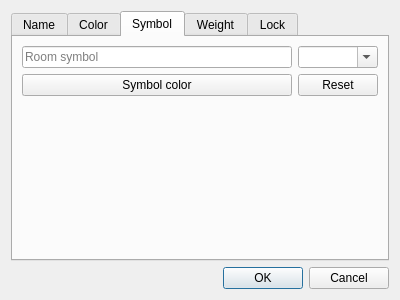
This is src/ui/room_properties.ui in Mudlet/Mudlet as Qt 5 draws it before an edit. The edited form follows.
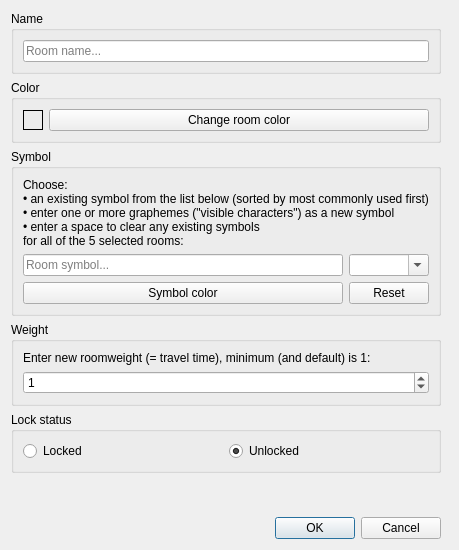
This is the edited form. The open tabs and pages were chosen to show the change.

Commit message: Layout dialog as groups instead

What changed in the file:
```diff
--- a/src/ui/room_properties.ui
+++ b/src/ui/room_properties.ui
@@ -6,8 +6,8 @@
    <rect>
     <x>0</x>
     <y>0</y>
-    <width>400</width>
-    <height>300</height>
+    <width>459</width>
+    <height>550</height>
    </rect>
   </property>
   <property name="windowTitle">
@@ -16,8 +16,21 @@
   <property name="layoutDirection">
    <enum>Qt::LeftToRight</enum>
   </property>
-  <layout class="QGridLayout" name="gridLayout_4">
-   <item row="2" column="0">
+  <layout class="QGridLayout" name="gridLayout">
+   <item row="5" column="0">
+    <spacer name="verticalSpacer">
+     <property name="orientation">
+      <enum>Qt::Vertical</enum>
+     </property>
+     <property name="sizeHint" stdset="0">
+      <size>
+       <width>20</width>
+       <height>40</height>
+      </size>
+     </property>
+    </spacer>
+   </item>
+   <item row="6" column="0">
     <widget class="QDialogButtonBox" name="buttonBox">
      <property name="orientation">
       <enum>Qt::Horizontal</enum>
@@ -27,86 +40,20 @@
      </property>
     </widget>
    </item>
-   <item row="1" column="0">
-    <widget class="QTabWidget" name="tabWidget">
-     <property name="currentIndex">
-      <number>4</number>
-     </property>
-     <widget class="QWidget" name="name_tab">
-      <attribute name="title">
-       <string>Name</string>
-      </attribute>
-      <layout class="QGridLayout" name="gridLayout">
-       <item row="1" column="1">
-        <spacer name="verticalSpacer">
-         <property name="orientation">
-          <enum>Qt::Vertical</enum>
-         </property>
-         <property name="sizeHint" stdset="0">
-          <size>
-           <width>20</width>
-           <height>40</height>
-          </size>
-         </property>
-        </spacer>
-       </item>
-       <item row="0" column="1">
-        <widget class="QLineEdit" name="lineEdit"/>
-       </item>
-       <item row="0" column="0">
-        <widget class="QLabel" name="label">
-         <property name="text">
-          <string>Room name</string>
-         </property>
-        </widget>
-       </item>
-      </layout>
-     </widget>
-     <widget class="QWidget" name="color_tab">
-      <attribute name="title">
-       <string>Color</string>
-      </attribute>
-      <widget class="QPushButton" name="pushButton">
-       <property name="geometry">
-        <rect>
-         <x>10</x>
-         <y>10</y>
-         <width>361</width>
-         <height>24</height>
-        </rect>
-       </property>
-       <property name="text">
-        <string>Change room color</string>
-       </property>
-      </widget>
-     </widget>
-     <widget class="QWidget" name="symbol_tab">
-      <attribute name="title">
+   <item row="2" column="0">
+    <widget class="QGroupBox" name="groupBox_3">
+     <property name="title">
        <string>Symbol</string>
-      </attribute>
-      <layout class="QGridLayout" name="gridLayout_3">
-       <item row="1" column="1">
-        <widget class="QPushButton" name="pushButton_reset">
+     </property>
+     <layout class="QGridLayout" name="gridLayout_8">
+      <item row="0" column="0" colspan="2">
+       <widget class="QLabel" name="label_instructions">
          <property name="text">
-          <string>Reset</string>
+         <string>&lt;html&gt;&lt;head/&gt;&lt;body&gt;&lt;p&gt;Choose: &lt;br/&gt;• an existing symbol from the list below (sorted by most commonly used first)&lt;br/&gt;• enter one or more graphemes (&amp;quot;visible characters&amp;quot;) as a new symbol&lt;br/&gt;• enter a space to clear any existing symbols&lt;br/&gt;for all of the 5 selected rooms:&lt;/p&gt;&lt;/body&gt;&lt;/html&gt;</string>
          </property>
         </widget>
        </item>
-       <item row="0" column="0">
-        <widget class="QLineEdit" name="lineEdit_roomSymbol">
-         <property name="placeholderText">
-          <string>Room symbol</string>
-         </property>
-        </widget>
-       </item>
-       <item row="0" column="1">
-        <widget class="QComboBox" name="comboBox_roomSymbol">
-         <property name="editable">
-          <bool>true</bool>
-         </property>
-        </widget>
-       </item>
-       <item row="1" column="0">
+      <item row="2" column="0">
         <widget class="QPushButton" name="pushButton_roomSymbolColor">
          <property name="sizePolicy">
           <sizepolicy hsizetype="Minimum" vsizetype="Fixed">
@@ -130,29 +77,62 @@
          </property>
         </widget>
        </item>
+      <item row="1" column="0">
+       <widget class="QLineEdit" name="lineEdit_roomSymbol">
+        <property name="placeholderText">
+         <string>Room symbol...</string>
+        </property>
+       </widget>
+      </item>
+      <item row="1" column="1">
+       <widget class="QComboBox" name="comboBox_roomSymbol">
+        <property name="editable">
+         <bool>true</bool>
+        </property>
+       </widget>
+      </item>
        <item row="2" column="1">
-        <spacer name="verticalSpacer_2">
-         <property name="orientation">
-          <enum>Qt::Vertical</enum>
-         </property>
-         <property name="sizeHint" stdset="0">
-          <size>
-           <width>20</width>
-           <height>40</height>
-          </size>
-         </property>
-        </spacer>
-       </item>
-      </layout>
-     </widget>
-     <widget class="QWidget" name="weight_tab">
-      <attribute name="title">
+       <widget class="QPushButton" name="pushButton_reset">
+        <property name="text">
+         <string>Reset</string>
+        </property>
+       </widget>
+      </item>
+     </layout>
+    </widget>
+   </item>
+   <item row="4" column="0">
+    <widget class="QGroupBox" name="groupBox_5">
+     <property name="title">
+      <string>Lock status</string>
+     </property>
+     <layout class="QGridLayout" name="gridLayout_10">
+      <item row="0" column="0">
+       <widget class="QRadioButton" name="radioButton_2">
+        <property name="text">
+         <string>Locked</string>
+        </property>
+       </widget>
+      </item>
+      <item row="0" column="1">
+       <widget class="QRadioButton" name="radioButton">
+        <property name="text">
+         <string>Unlocked</string>
+        </property>
+        <property name="checked">
+         <bool>true</bool>
+        </property>
+       </widget>
+      </item>
+     </layout>
+    </widget>
+   </item>
+   <item row="3" column="0">
+    <widget class="QGroupBox" name="groupBox_4">
+     <property name="title">
        <string>Weight</string>
-      </attribute>
-      <layout class="QGridLayout" name="gridLayout_2">
-       <item row="1" column="0">
-        <widget class="QSpinBox" name="spinBox"/>
-       </item>
+     </property>
+     <layout class="QGridLayout" name="gridLayout_9">
        <item row="0" column="0">
         <widget class="QLabel" name="label_2">
          <property name="text">
@@ -160,56 +140,103 @@
          </property>
         </widget>
        </item>
-       <item row="2" column="0">
-        <spacer name="verticalSpacer_3">
-         <property name="orientation">
-          <enum>Qt::Vertical</enum>
-         </property>
-         <property name="sizeHint" stdset="0">
-          <size>
-           <width>20</width>
-           <height>40</height>
-          </size>
-         </property>
-        </spacer>
+      <item row="1" column="0">
+       <widget class="QSpinBox" name="spinBox">
+        <property name="value">
+         <number>1</number>
+        </property>
+       </widget>
        </item>
       </layout>
      </widget>
-     <widget class="QWidget" name="lock_tab">
-      <attribute name="title">
-       <string>Lock</string>
-      </attribute>
-      <layout class="QGridLayout" name="gridLayout_5">
+   </item>
+   <item row="1" column="0">
+    <widget class="QGroupBox" name="groupBox_2">
+     <property name="title">
+      <string>Color</string>
+     </property>
+     <layout class="QGridLayout" name="gridLayout_2">
+      <item row="0" column="0">
+       <widget class="QLabel" name="label_preview">
+        <property name="sizePolicy">
+         <sizepolicy hsizetype="Fixed" vsizetype="Fixed">
+          <horstretch>0</horstretch>
+          <verstretch>0</verstretch>
+         </sizepolicy>
+        </property>
+        <property name="minimumSize">
+         <size>
+          <width>20</width>
+          <height>20</height>
+         </size>
+        </property>
+        <property name="maximumSize">
+         <size>
+          <width>20</width>
+          <height>20</height>
+         </size>
+        </property>
+        <property name="autoFillBackground">
+         <bool>false</bool>
+        </property>
+        <property name="styleSheet">
+         <string notr="true"/>
+        </property>
+        <property name="frameShape">
+         <enum>QFrame::Box</enum>
+        </property>
+        <property name="text">
+         <string/>
+        </property>
+        <property name="scaledContents">
+         <bool>false</bool>
+        </property>
+        <property name="alignment">
+         <set>Qt::AlignCenter</set>
+        </property>
+        <property name="margin">
+         <number>0</number>
+        </property>
+       </widget>
+      </item>
        <item row="0" column="1">
-        <widget class="QRadioButton" name="radioButton">
+       <widget class="QPushButton" name="pushButton">
          <property name="text">
-          <string>Unlocked</string>
-         </property>
+         <string>Change room color</string>
+        </property>
+       </widget>
+      </item>
+     </layout>
         </widget>
        </item>
        <item row="0" column="0">
-        <widget class="QRadioButton" name="radioButton_2">
-         <property name="text">
-          <string>Locked</string>
-         </property>
-        </widget>
-       </item>
-       <item row="1" column="1">
-        <spacer name="verticalSpacer_4">
+    <widget class="QGroupBox" name="groupBox">
+     <property name="title">
+      <string>Name</string>
+     </property>
+     <layout class="QGridLayout" name="gridLayout_6">
+      <item row="1" column="0">
+       <widget class="QLineEdit" name="lineEdit">
+        <property name="placeholderText">
+         <string>Room name...</string>
+        </property>
+       </widget>
+      </item>
+     </layout>
+    </widget>
+   </item>
+   <item row="2" column="1">
+    <spacer name="horizontalSpacer">
          <property name="orientation">
-          <enum>Qt::Vertical</enum>
+      <enum>Qt::Horizontal</enum>
          </property>
          <property name="sizeHint" stdset="0">
           <size>
-           <width>20</width>
-           <height>40</height>
+       <width>40</width>
+       <height>20</height>
           </size>
          </property>
         </spacer>
-       </item>
-      </layout>
-     </widget>
-    </widget>
    </item>
   </layout>
  </widget>
```
Lines whose indentation alone changed are shown as unchanged.
